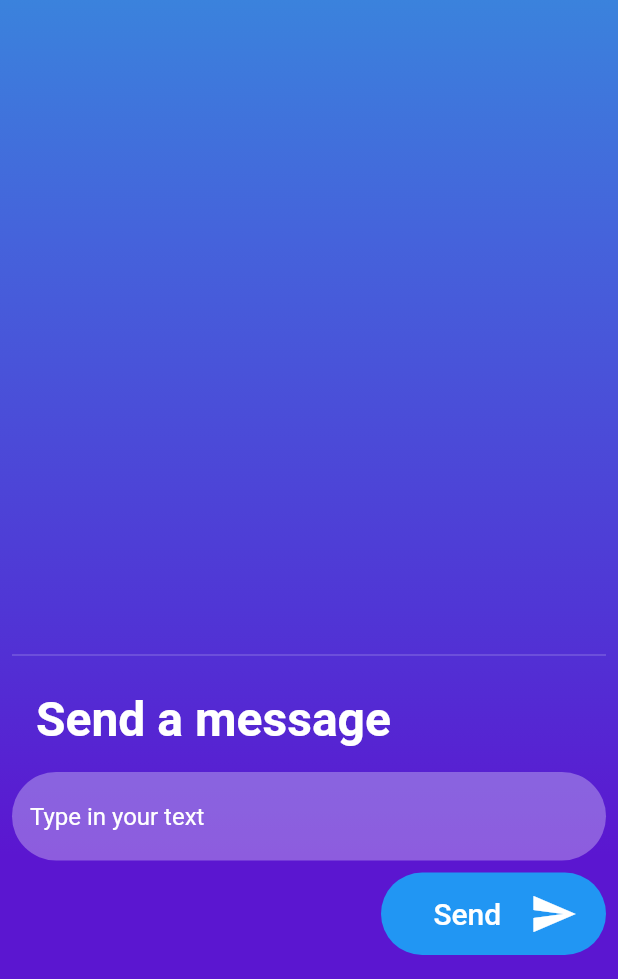
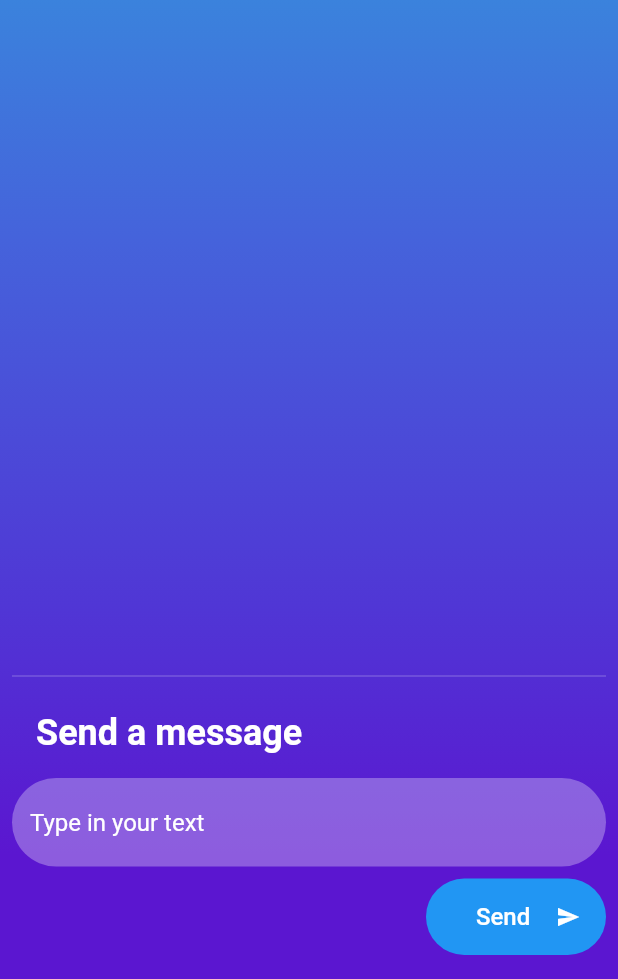
Before and after one commit to AllenXavier/PersonalPassionProject, a Flutter app: the chatScreen screen opened directly, on a phone screen of 412 x 824 dp, the part 257-1236 px from its top. Run offline on Flutter 3.47's test engine with Material 2 defaults, Android fonts, the phone set to English and light mode, and no system bars; our stand-ins replace image_picker, shared_preferences; missing offline and left inert: nearby_connections, worm_indicator; accounts and stored records are empty.

Commit message:
Chat resized

```diff
--- a/chatty/lib/screens/chatscreen/chat_screen.dart
+++ b/chatty/lib/screens/chatscreen/chat_screen.dart
@@ -210,7 +210,7 @@ class _chatScreenState extends State<chatScreen> {
                             textAlign: TextAlign.center,
                             style: TextStyle(
                               color: Colors.white,
-                              fontSize: 32.0,
+                              fontSize: 24.0,
                               fontWeight: FontWeight.bold,
                             ),
                           ),
@@ -244,7 +244,7 @@ class _chatScreenState extends State<chatScreen> {
                         Padding(
                           padding: const EdgeInsets.only(top: 8.0, bottom: 8.0),
                           child: Container(
-                            width: 150.0,
+                            width: 120.0,
                             child: FlatButton(
                               shape: new RoundedRectangleBorder(
                                   borderRadius:
@@ -317,14 +317,14 @@ class _chatScreenState extends State<chatScreen> {
                                       textAlign: TextAlign.center,
                                       style: TextStyle(
                                         color: Colors.white,
-                                        fontSize: 20.0,
+                                        fontSize: 16.0,
                                       ),
                                     ),
                                   ),
                                   Icon(
                                     Icons.send,
                                     color: Colors.white,
-                                    size: 32,
+                                    size: 16,
                                   ),
                                 ],
                               ),
```
